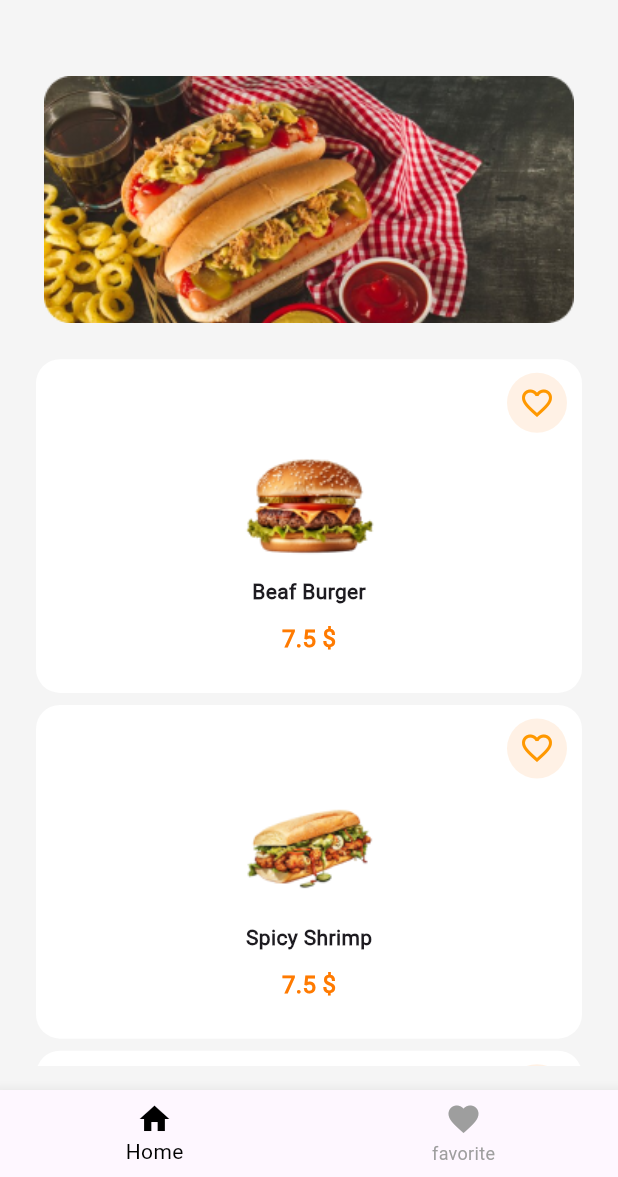
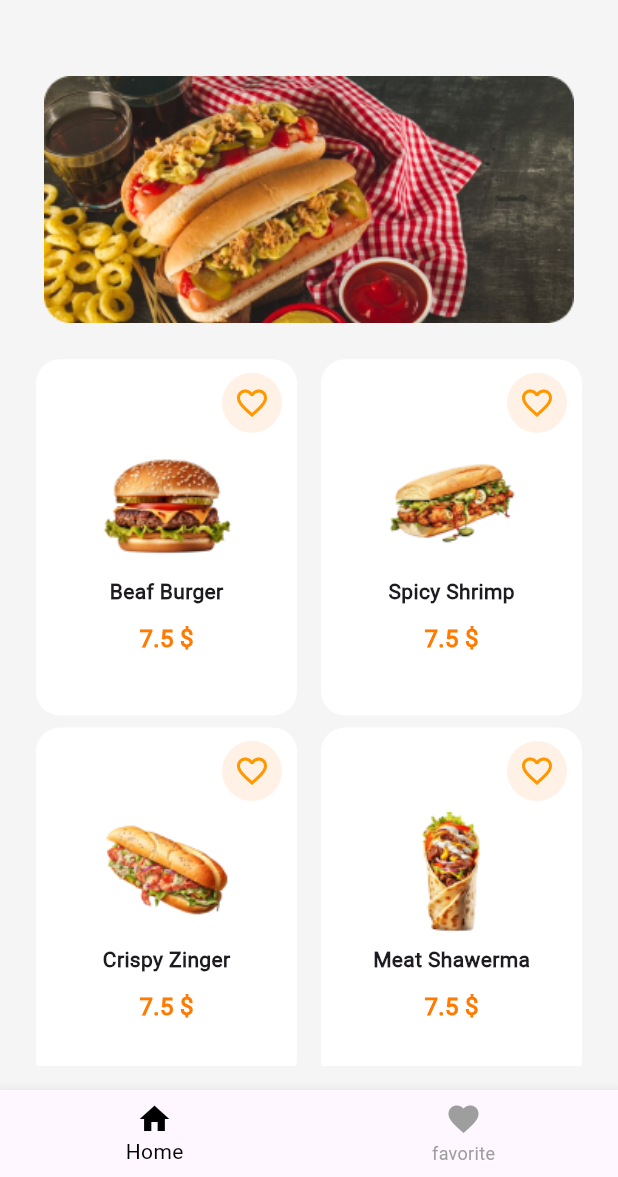
Before and after one commit to mohamedamr77/BillaApp, a Flutter app: the screen it shows after launch, on a phone screen of 412 x 824 dp, the part 59-1236 px from its top. Run offline on Flutter 3.47's test engine with Material 3 defaults, Android fonts, the phone set to English and light mode, and no system bars.

Commit message:
finish ui home page

```diff
--- a/lib/data_variable/list_product_item.dart
+++ b/lib/data_variable/list_product_item.dart
@@ -26,4 +26,164 @@ List<ProductModel> Products=[
     nameProduct: "Bizza",
     price: "7.5",
   ),
+  ProductModel(
+    image: "assets/images/Beaf Burger.png",
+    nameProduct: "Beaf Burger",
+    price: "7.5",
+  ),
+
+  ProductModel(
+    image: "assets/images/Beaf Burger.png",
+    nameProduct: "Beaf Burger",
+    price: "7.5",
+  ),
+  ProductModel(
+    image: "assets/images/Spicy Shrimp.png",
+    nameProduct: "Spicy Shrimp",
+    price: "7.5",
+  ),
+  ProductModel(
+    image: "assets/images/Crispy Zinger.png",
+    nameProduct: "Crispy Zinger",
+    price: "7.5",
+  ),
+  ProductModel(
+    image: "assets/images/Meat Shawerma.png",
+    nameProduct: "Meat Shawerma",
+    price: "7.5",
+  ),
+  ProductModel(
+    image: "assets/images/bizza.png",
+    nameProduct: "Bizza",
+    price: "7.5",
+  ),
+  ProductModel(
+    image: "assets/images/Beaf Burger.png",
+    nameProduct: "Beaf Burger",
+    price: "7.5",
+  ),
+
+  ProductModel(
+    image: "assets/images/Beaf Burger.png",
+    nameProduct: "Beaf Burger",
+    price: "7.5",
+  ),
+  ProductModel(
+    image: "assets/images/Spicy Shrimp.png",
+    nameProduct: "Spicy Shrimp",
+    price: "7.5",
+  ),
+  ProductModel(
+    image: "assets/images/Crispy Zinger.png",
+    nameProduct: "Crispy Zinger",
+    price: "7.5",
+  ),
+  ProductModel(
+    image: "assets/images/Meat Shawerma.png",
+    nameProduct: "Meat Shawerma",
+    price: "7.5",
+  ),
+  ProductModel(
+    image: "assets/images/bizza.png",
+    nameProduct: "Bizza",
+    price: "7.5",
+  ),
+  ProductModel(
+    image: "assets/images/Beaf Burger.png",
+    nameProduct: "Beaf Burger",
+    price: "7.5",
+  ),
+
+  ProductModel(
+    image: "assets/images/Beaf Burger.png",
+    nameProduct: "Beaf Burger",
+    price: "7.5",
+  ),
+  ProductModel(
+    image: "assets/images/Spicy Shrimp.png",
+    nameProduct: "Spicy Shrimp",
+    price: "7.5",
+  ),
+  ProductModel(
+    image: "assets/images/Crispy Zinger.png",
+    nameProduct: "Crispy Zinger",
+    price: "7.5",
+  ),
+  ProductModel(
+    image: "assets/images/Meat Shawerma.png",
+    nameProduct: "Meat Shawerma",
+    price: "7.5",
+  ),
+  ProductModel(
+    image: "assets/images/bizza.png",
+    nameProduct: "Bizza",
+    price: "7.5",
+  ),
+  ProductModel(
+    image: "assets/images/Beaf Burger.png",
+    nameProduct: "Beaf Burger",
+    price: "7.5",
+  ),
+
+  ProductModel(
+    image: "assets/images/Beaf Burger.png",
+    nameProduct: "Beaf Burger",
+    price: "7.5",
+  ),
+  ProductModel(
+    image: "assets/images/Spicy Shrimp.png",
+    nameProduct: "Spicy Shrimp",
+    price: "7.5",
+  ),
+  ProductModel(
+    image: "assets/images/Crispy Zinger.png",
+    nameProduct: "Crispy Zinger",
+    price: "7.5",
+  ),
+  ProductModel(
+    image: "assets/images/Meat Shawerma.png",
+    nameProduct: "Meat Shawerma",
+    price: "7.5",
+  ),
+  ProductModel(
+    image: "assets/images/bizza.png",
+    nameProduct: "Bizza",
+    price: "7.5",
+  ),
+  ProductModel(
+    image: "assets/images/Beaf Burger.png",
+    nameProduct: "Beaf Burger",
+    price: "7.5",
+  ),
+
+  ProductModel(
+    image: "assets/images/Beaf Burger.png",
+    nameProduct: "Beaf Burger",
+    price: "7.5",
+  ),
+  ProductModel(
+    image: "assets/images/Spicy Shrimp.png",
+    nameProduct: "Spicy Shrimp",
+    price: "7.5",
+  ),
+  ProductModel(
+    image: "assets/images/Crispy Zinger.png",
+    nameProduct: "Crispy Zinger",
+    price: "7.5",
+  ),
+  ProductModel(
+    image: "assets/images/Meat Shawerma.png",
+    nameProduct: "Meat Shawerma",
+    price: "7.5",
+  ),
+  ProductModel(
+    image: "assets/images/bizza.png",
+    nameProduct: "Bizza",
+    price: "7.5",
+  ),
+  ProductModel(
+    image: "assets/images/Beaf Burger.png",
+    nameProduct: "Beaf Burger",
+    price: "7.5",
+  ),
 ];
--- a/lib/widget/homepagewidget/homebody.dart
+++ b/lib/widget/homepagewidget/homebody.dart
@@ -26,13 +26,12 @@ class HomeBody extends StatelessWidget{
                         fit: BoxFit.contain
                     )
                 ),
-              ), //Image in Top column
+              ),
               SizedBox(
                 height: 24,
               ),
 
-
-              ListView.separated(
+              GridView.builder(
                 shrinkWrap: true,
                physics: NeverScrollableScrollPhysics(),
                itemBuilder: (context, index) =>   ProductItem(
@@ -41,8 +40,14 @@ class HomeBody extends StatelessWidget{
                   price: Products[index].price,
               ),
               itemCount: Products.length,
-              separatorBuilder: (context, index) => SizedBox(height: 8,),
-              )
+              gridDelegate: SliverGridDelegateWithFixedCrossAxisCount(
+                crossAxisCount: 2,
+                mainAxisSpacing: 8,
+               // crossAxisSpacing: 16,
+                childAspectRatio: 0.8,
+
+             ),
+              ),
             ],
           ),
         ),
```
Lines whose indentation alone changed are shown as unchanged.
